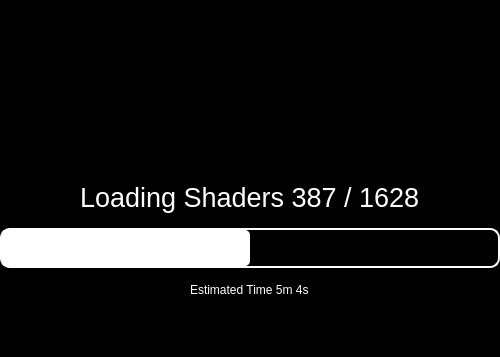
Above: src/suyu/loading_screen.ui from liudonghua123/suyu before the change; both pictures show x 123 to 623 and y 0 to 357 of the 746 by 495 pixel window. Below: the same form after it.
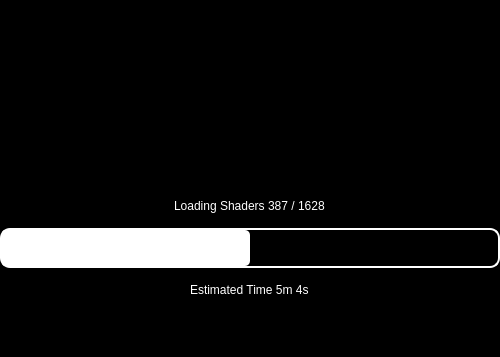
That is the form after the change.

What changed in the file:
```diff
--- a/src/suyu/loading_screen.ui
+++ b/src/suyu/loading_screen.ui
@@ -79,15 +79,6 @@
             <verstretch>0</verstretch>
            </sizepolicy>
           </property>
-          <property name="font">
-           <font>
-            <family>Ubuntu</family>
-            <pointsize>20</pointsize>
-            <italic>false</italic>
-            <kerning>true</kerning>
-            <fontweight>Medium</fontweight>
-           </font>
-          </property>
           <property name="styleSheet">
            <string notr="true">background-color: black; color: white;
 font: 500 20pt &quot;Ubuntu&quot;;</string>
```
